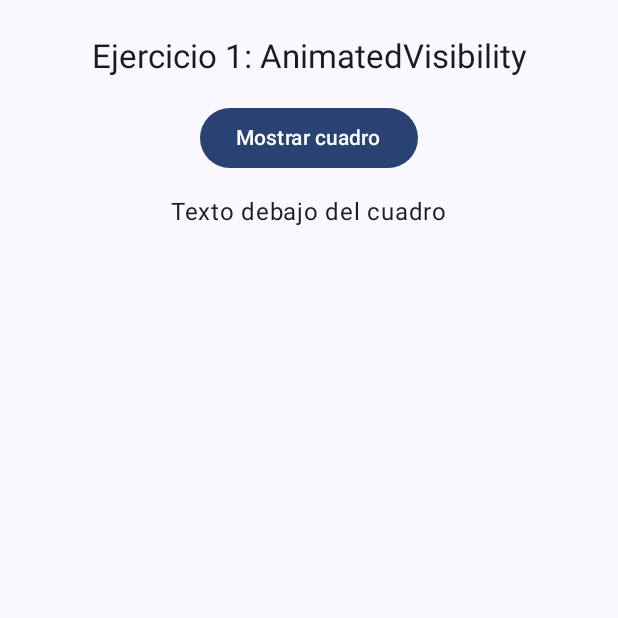
After one commit to boristito-a11y/Lab13, an Android app built with Jetpack Compose: the composable Ejercicio1Visibilidad shown on its own in the app's theme, on a phone screen of 412 x 824 dp, the top half of it. The commit adds this screen. Run offline under Robolectric (Android 15) with nearby library versions, the phone set to English and light mode, and no system bars.

Commit message:
feat(ej1): agrega AnimatedVisibility con fadeIn y fadeOut

```diff
--- /dev/null
+++ b/app/src/main/java/com/tecsup/lab13/Ejercicio1Visibilidad.kt
@@ -0,0 +1,50 @@
+package com.tecsup.lab13
+
+import androidx.compose.animation.*
+import androidx.compose.animation.core.*
+import androidx.compose.foundation.background
+import androidx.compose.foundation.layout.*
+import androidx.compose.foundation.shape.RoundedCornerShape
+import androidx.compose.material3.*
+import androidx.compose.runtime.*
+import androidx.compose.ui.Alignment
+import androidx.compose.ui.Modifier
+import androidx.compose.ui.graphics.Color
+import androidx.compose.ui.unit.dp
+
+@Composable
+fun Ejercicio1Visibilidad() {
+    var visible by remember { mutableStateOf(false) }
+
+    Column(
+        modifier = Modifier
+            .fillMaxSize()
+            .padding(24.dp),
+        horizontalAlignment = Alignment.CenterHorizontally,
+        verticalArrangement = Arrangement.spacedBy(16.dp)
+    ) {
+        Text("Ejercicio 1: AnimatedVisibility", style = MaterialTheme.typography.titleLarge)
+
+        Button(onClick = { visible = !visible }) {
+            Text(if (visible) "Ocultar cuadro" else "Mostrar cuadro")
+        }
+
+        AnimatedVisibility(
+            visible = visible,
+            enter = fadeIn(animationSpec = tween(durationMillis = 800)) + expandVertically(),
+            exit = fadeOut(animationSpec = tween(durationMillis = 800)) + shrinkVertically()
+        ) {
+            Box(
+                modifier = Modifier
+                    .size(200.dp)
+                    .background(Color(0xFF7E57C2), RoundedCornerShape(16.dp)),
+                contentAlignment = Alignment.Center
+            ) {
+                Text("¡Hola!", color = Color.White, style = MaterialTheme.typography.headlineSmall)
+            }
+        }
+
+        // Este texto sirve para ver como el resto de la pantalla se acomoda
+        Text("Texto debajo del cuadro", style = MaterialTheme.typography.bodyLarge)
+    }
+}
--- a/app/src/main/java/com/tecsup/lab13/MainActivity.kt
+++ b/app/src/main/java/com/tecsup/lab13/MainActivity.kt
@@ -37,6 +37,7 @@ fun AppLab13(modifier: Modifier = Modifier) {
         when (pantalla) {
             "menu" -> MenuPrincipal(onElegir = { pantalla = it })
             // Aqui vas agregando una linea por cada ejercicio
+            "ej1" -> Ejercicio1Visibilidad()
             else -> Text("Proximamente", modifier = Modifier.padding(24.dp))
         }
     }
```
